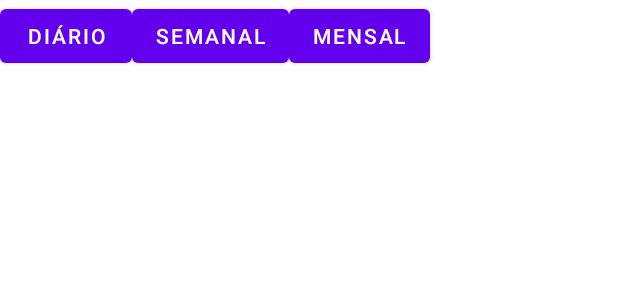
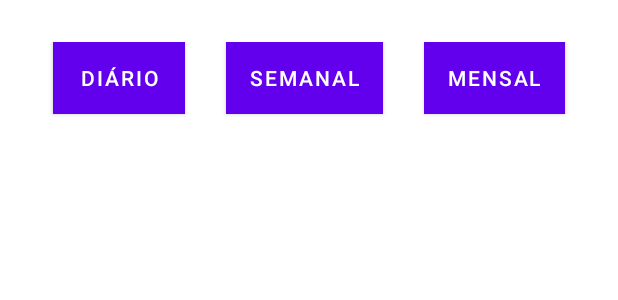
Before and after one commit to padm-2022-q1/EsTo-Do-easy, an Android app: the layout fragment_report.xml on its own in the app's theme, with its tools: preview values and no code run, on a phone screen of 412 x 824 dp. Shown: the top 300 px of the screen. Run offline under Robolectric (Android 15) with nearby library versions, the phone set to English and light mode, and no system bars.

```diff
--- a/app/src/main/java/br/edu/ufabc/EsToDoeasy/view/TaskAdapter.kt
+++ b/app/src/main/java/br/edu/ufabc/EsToDoeasy/view/TaskAdapter.kt
@@ -43,6 +43,9 @@ class TaskAdapter(
             itemBinding.nextTaskItemPlay.setOnClickListener{
                 viewModel.clickedTaskToPlay.value = true
             }
+            itemBinding.root.setOnClickListener{
+                viewModel.clickedPlanningTaskId.value = id
+            }
         }
     }
 
--- a/app/src/main/java/br/edu/ufabc/EsToDoeasy/viewmodel/MainViewModel.kt
+++ b/app/src/main/java/br/edu/ufabc/EsToDoeasy/viewmodel/MainViewModel.kt
@@ -52,6 +52,8 @@ class MainViewModel(application: Application) : AndroidViewModel(application) {
 
     val clickedGroupId by lazy { SingleLiveEvent<Long?>() }
 
+    val clickedPlanningTaskId by lazy { SingleLiveEvent<Long?>() }
+
     fun getSuggestTask() = getAll()[0]
     /**
      * Returns all tasks.
--- a/app/src/main/res/layout/fragment_planning_task_details.xml
+++ b/app/src/main/res/layout/fragment_planning_task_details.xml
@@ -5,6 +5,7 @@
     android:layout_width="match_parent"
     android:layout_height="match_parent"
     android:layout_margin="10dp"
+    tools:context=".view.PlanningTaskDetailsFragment"
     >
 
     <TextView
--- a/app/src/main/res/layout/fragment_report.xml
+++ b/app/src/main/res/layout/fragment_report.xml
@@ -1,33 +1,43 @@
 <?xml version="1.0" encoding="utf-8"?>
 <androidx.constraintlayout.widget.ConstraintLayout xmlns:android="http://schemas.android.com/apk/res/android"
+    xmlns:app="http://schemas.android.com/apk/res-auto"
     xmlns:tools="http://schemas.android.com/tools"
     android:layout_width="match_parent"
     android:layout_height="match_parent"
-    xmlns:app="http://schemas.android.com/apk/res-auto">
-
+    android:layout_marginTop="20dp"
+    android:padding="8dp">
 
     <Button
         android:id="@+id/report_button_diary"
         android:layout_width="wrap_content"
         android:layout_height="wrap_content"
-        android:text="Diário"
-        app:layout_constraintTop_toTopOf="parent"
-        app:layout_constraintStart_toStartOf="parent" />
+        android:background="@drawable/report_button_customized"
+        android:text="@string/report_button_text_daily"
+        app:layout_constraintEnd_toStartOf="@+id/report_button_weakly"
+        app:layout_constraintHorizontal_bias="0.5"
+        app:layout_constraintStart_toStartOf="parent"
+        app:layout_constraintTop_toTopOf="@+id/report_button_weakly" />
 
     <Button
         android:id="@+id/report_button_weakly"
         android:layout_width="wrap_content"
         android:layout_height="wrap_content"
-        android:text="Semanal"
-        app:layout_constraintTop_toTopOf="parent"
-        app:layout_constraintStart_toEndOf="@id/report_button_diary" />
+        android:background="@drawable/report_button_customized"
+        android:text="@string/report_button_text_weakly"
+        app:layout_constraintEnd_toStartOf="@+id/report_button_monthly"
+        app:layout_constraintHorizontal_bias="0.5"
+        app:layout_constraintStart_toEndOf="@+id/report_button_diary"
+        app:layout_constraintTop_toTopOf="parent" />
 
     <Button
         android:id="@+id/report_button_monthly"
         android:layout_width="wrap_content"
         android:layout_height="wrap_content"
-        android:text="Mensal"
-        app:layout_constraintTop_toTopOf="parent"
-        app:layout_constraintStart_toEndOf="@id/report_button_weakly" />
+        android:background="@drawable/report_button_customized"
+        android:text="@string/report_button_text_monthly"
+        app:layout_constraintEnd_toEndOf="parent"
+        app:layout_constraintHorizontal_bias="0.5"
+        app:layout_constraintStart_toEndOf="@+id/report_button_weakly"
+        app:layout_constraintTop_toTopOf="parent" />
 
 </androidx.constraintlayout.widget.ConstraintLayout>
--- a/app/src/main/res/layout/fragment_task_details.xml
+++ b/app/src/main/res/layout/fragment_task_details.xml
@@ -5,7 +5,7 @@
     android:layout_width="match_parent"
     android:layout_height="match_parent"
     android:layout_margin="8dp"
-    tools:context=".view.TaskDetailsFragment">
+    tools:context=".view.NewTaskDetailsFragment">
 
     <TextView
         android:id="@+id/task_details_title"
--- a/app/src/main/res/values/strings.xml
+++ b/app/src/main/res/values/strings.xml
@@ -79,4 +79,7 @@
     <string name="planning_task_details_radio_group_level_priority_low">Fácil</string>
     <string name="planning_task_details_radio_group_level_priority_medium">Média</string>
     <string name="planning_task_details_radio_group_level_priority_high">Alta</string>
+    <string name="report_button_text_daily">Diário</string>
+    <string name="report_button_text_weakly">Semanal</string>
+    <string name="report_button_text_monthly">Mensal</string>
 </resources>
```
Also changed, not shown: app/src/main/java/br/edu/ufabc/EsToDoeasy/MainActivity.kt (+8 -0 lines), app/src/main/java/br/edu/ufabc/EsToDoeasy/view/PlanningTaskDetailsFragment.kt (added, +39 -0 lines), app/src/main/res/navigation/mobile_navigation.xml (+14 -0 lines).
